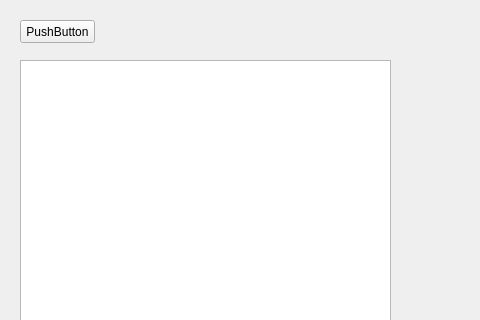
The window that TestGui/widget.ui (GhostPastR/Master) describes before a commit, drawn with Qt 5; both pictures show x 0 to 480 and y 0 to 320 of the 608 by 563 pixel window.
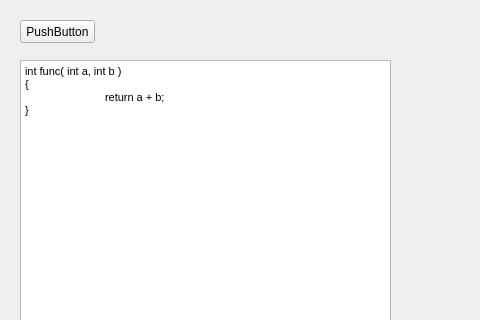
The same window after the commit.

Commit message: Примитивный тест

Diff of the .ui file:
```diff
--- a/TestGui/widget.ui
+++ b/TestGui/widget.ui
@@ -35,6 +35,16 @@
      <height>441</height>
     </rect>
    </property>
+   <property name="html">
+    <string>&lt;!DOCTYPE HTML PUBLIC &quot;-//W3C//DTD HTML 4.0//EN&quot; &quot;http://www.w3.org/TR/REC-html40/strict.dtd&quot;&gt;
+&lt;html&gt;&lt;head&gt;&lt;meta name=&quot;qrichtext&quot; content=&quot;1&quot; /&gt;&lt;style type=&quot;text/css&quot;&gt;
+p, li { white-space: pre-wrap; }
+&lt;/style&gt;&lt;/head&gt;&lt;body style=&quot; font-family:'MS Shell Dlg 2'; font-size:8.25pt; font-weight:400; font-style:normal;&quot;&gt;
+&lt;p style=&quot; margin-top:0px; margin-bottom:0px; margin-left:0px; margin-right:0px; -qt-block-indent:0; text-indent:0px;&quot;&gt;int func( int a, int b )&lt;/p&gt;
+&lt;p style=&quot; margin-top:0px; margin-bottom:0px; margin-left:0px; margin-right:0px; -qt-block-indent:0; text-indent:0px;&quot;&gt;{&lt;/p&gt;
+&lt;p style=&quot; margin-top:0px; margin-bottom:0px; margin-left:0px; margin-right:0px; -qt-block-indent:0; text-indent:0px;&quot;&gt;	return a + b;&lt;/p&gt;
+&lt;p style=&quot; margin-top:0px; margin-bottom:0px; margin-left:0px; margin-right:0px; -qt-block-indent:0; text-indent:0px;&quot;&gt;}&lt;/p&gt;&lt;/body&gt;&lt;/html&gt;</string>
+   </property>
   </widget>
  </widget>
  <layoutdefault spacing="6" margin="11"/>
```
The commit also changes 1 other file.
